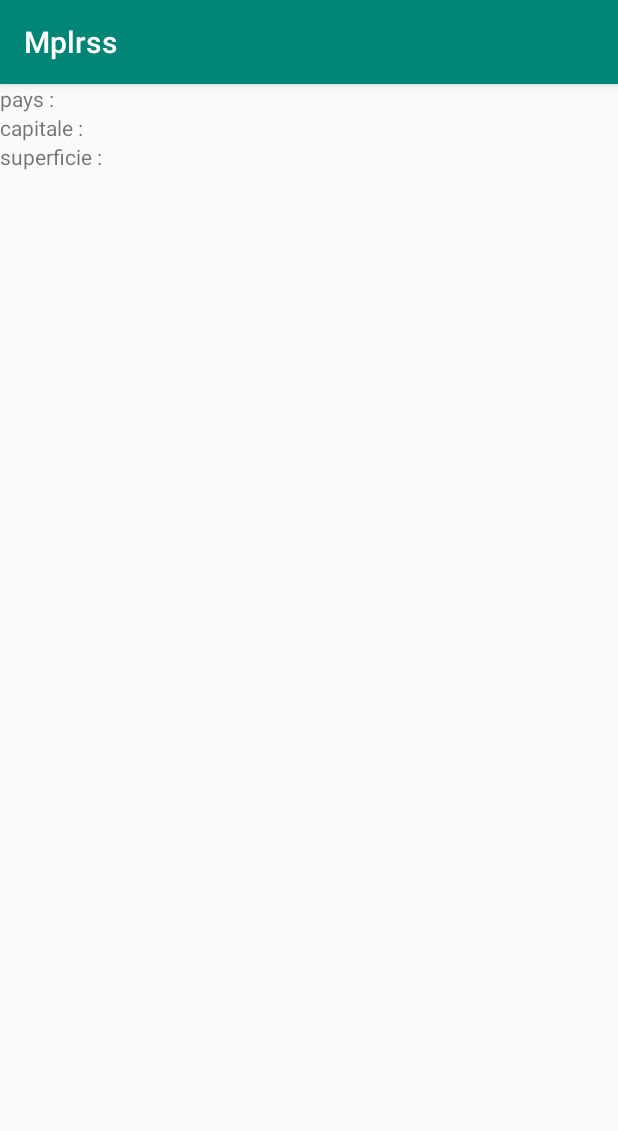
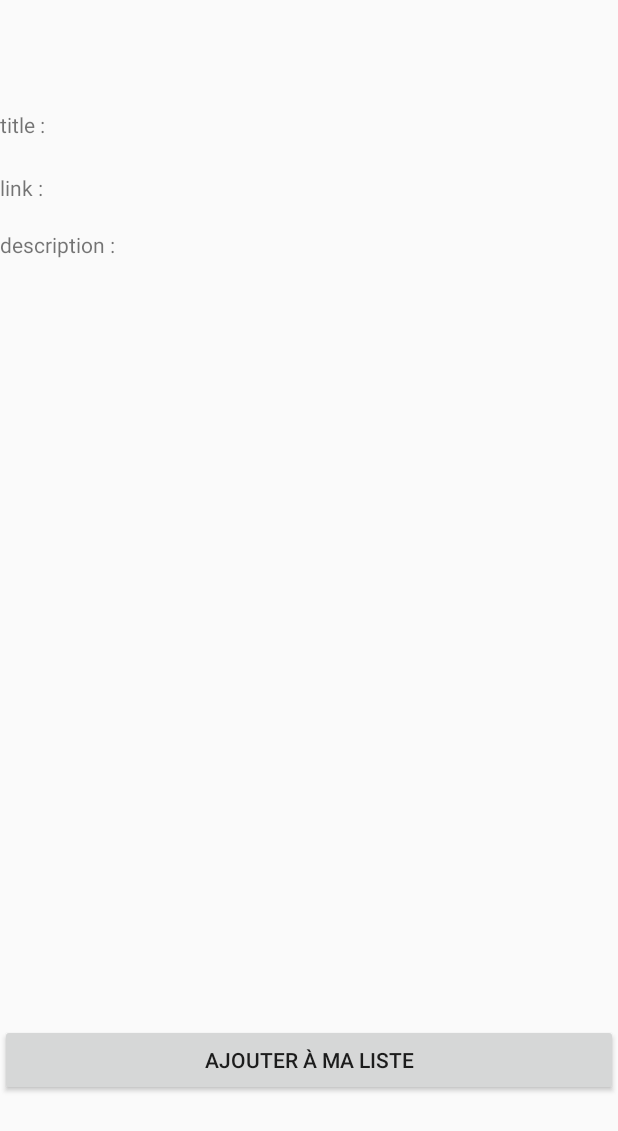
Before and after one commit to HyperionSuperNova/RSSFluxReader, an Android app: the fragment UnRSS shown on its own in the app's theme, on a phone screen of 412 x 824 dp. Shown: the top 1131 px of the screen. Run offline under Robolectric (Android 15) with nearby library versions, the phone set to English and light mode, and no system bars; 3 statements that could not run were skipped.

Commit message:
test de l'affichage reussi. ParserXml ne fonctionne pas. PB de nullPointer donc test avec des RSS ajouter à la main

```diff
--- a/app/src/main/java/com/androidclass/stryker/mplrss/UnRSS.java
+++ b/app/src/main/java/com/androidclass/stryker/mplrss/UnRSS.java
@@ -14,6 +14,7 @@ import android.util.Log;
 import android.view.LayoutInflater;
 import android.view.View;
 import android.view.ViewGroup;
+import android.widget.Button;
 import android.widget.ListView;
 import android.widget.SimpleCursorAdapter;
 import android.widget.TextView;
@@ -83,6 +84,14 @@ public class UnRSS extends Fragment implements LoaderManager.LoaderCallbacks<Cur
         LoaderManager loaderManager = getLoaderManager();
         loaderManager.initLoader(0, null, this);
 
+        Button maListe = (Button) v.findViewById(R.id.maListe);
+        maListe.setOnClickListener(new View.OnClickListener() {
+            @Override
+            public void onClick(View v) {
+                //TODO mettre RSS dans liste utilisateur
+            }
+        });
+
         return v;
     }
 
--- a/app/src/main/res/layout/fragment_un_rss.xml
+++ b/app/src/main/res/layout/fragment_un_rss.xml
@@ -1,21 +1,23 @@
-<LinearLayout xmlns:android="http://schemas.android.com/apk/res/android"
+<RelativeLayout xmlns:android="http://schemas.android.com/apk/res/android"
     xmlns:tools="http://schemas.android.com/tools"
     android:layout_width="match_parent"
     android:layout_height="match_parent"
     android:orientation="vertical"
-    tools:context=".UnPaysFragment">
-
+    tools:context=".UnRSS">
 
 
     <LinearLayout
         android:layout_width="match_parent"
         android:layout_height="wrap_content"
+        android:layout_alignParentStart="true"
+        android:layout_alignParentTop="true"
+        android:layout_marginTop="73dp"
         android:orientation="horizontal">
 
         <TextView
             android:layout_width="wrap_content"
             android:layout_height="wrap_content"
-            android:text="pays :" />
+            android:text="title :" />
 
         <TextView
             android:id="@+id/title"
@@ -26,12 +28,15 @@
     <LinearLayout
         android:layout_width="match_parent"
         android:layout_height="wrap_content"
+        android:layout_alignParentStart="true"
+        android:layout_alignParentTop="true"
+        android:layout_marginTop="115dp"
         android:orientation="horizontal">
 
         <TextView
             android:layout_width="wrap_content"
             android:layout_height="wrap_content"
-            android:text="capitale : " />
+            android:text="link : " />
 
         <TextView
             android:id="@+id/link"
@@ -44,12 +49,15 @@
     <LinearLayout
         android:layout_width="match_parent"
         android:layout_height="wrap_content"
+        android:layout_alignParentStart="true"
+        android:layout_alignParentTop="true"
+        android:layout_marginTop="153dp"
         android:orientation="horizontal">
 
         <TextView
             android:layout_width="wrap_content"
             android:layout_height="wrap_content"
-            android:text="superficie :" />
+            android:text="description :" />
 
         <TextView
             android:id="@+id/description"
@@ -57,5 +65,22 @@
             android:layout_height="wrap_content" />
     </LinearLayout>
 
+    <LinearLayout
+        android:layout_width="match_parent"
+        android:layout_height="wrap_content"
+        android:layout_alignParentStart="true"
+        android:layout_alignParentBottom="true"
+        android:layout_marginBottom="93dp"
+        android:orientation="horizontal">
 
-</LinearLayout>
+        <Button
+            android:id="@+id/maListe"
+            android:layout_width="match_parent"
+            android:layout_height="wrap_content"
+            android:text="Ajouter à ma liste" />
+
+    </LinearLayout>
+
+
+
+</RelativeLayout>
--- a/app/src/main/res/values/styles.xml
+++ b/app/src/main/res/values/styles.xml
@@ -1,7 +1,7 @@
 <resources>
 
     <!-- Base application theme. -->
-    <style name="AppTheme" parent="Theme.AppCompat.Light.DarkActionBar">
+    <style name="AppTheme" parent="Theme.AppCompat.Light.NoActionBar">
         <!-- Customize your theme here. -->
         <item name="colorPrimary">@color/colorPrimary</item>
         <item name="colorPrimaryDark">@color/colorPrimaryDark</item>
```
Also changed, not shown: app/src/main/java/com/androidclass/stryker/mplrss/ListeRSS.java (+28 -0 lines), app/src/main/java/com/androidclass/stryker/mplrss/MainActivity.java (+93 -1 lines), app/src/main/res/layout/activity_main.xml (+33 -4 lines), app/src/main/res/menu/menu.xml (added, +24 -0 lines).
